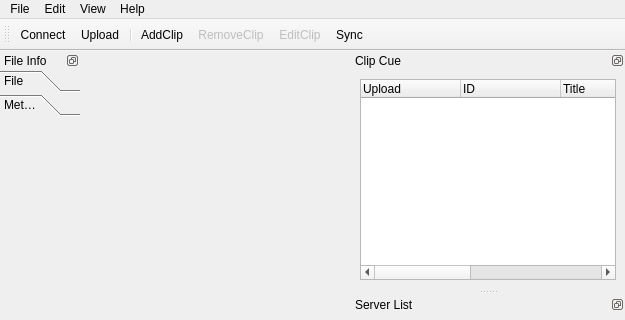
Old version of the form resources/mainwindow_docks.ui in the repository jiakeliu/Cobra; both pictures show x 0 to 625 and y 0 to 320 of the 625 by 1089 pixel window.
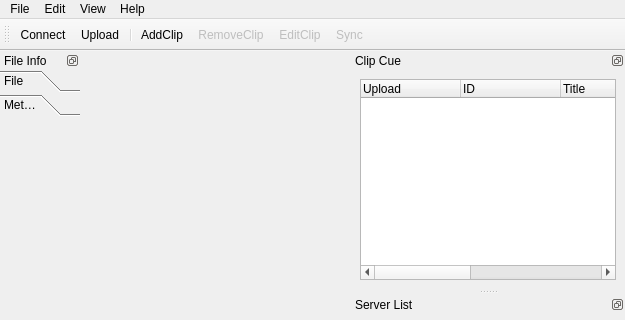
New version of the form. Icons and pictures are not drawn. Custom widgets are drawn as their Qt base class.

```diff
--- a/resources/mainwindow_docks.ui
+++ b/resources/mainwindow_docks.ui
@@ -719,6 +719,9 @@
    </property>
   </action>
   <action name="actionSync">
+   <property name="enabled">
+    <bool>false</bool>
+   </property>
    <property name="text">
     <string>Sync</string>
    </property>
```
